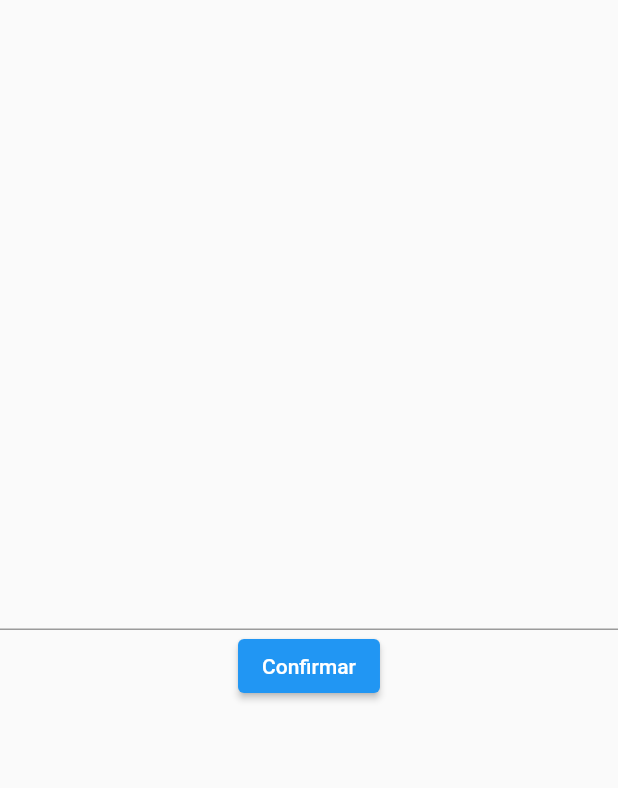
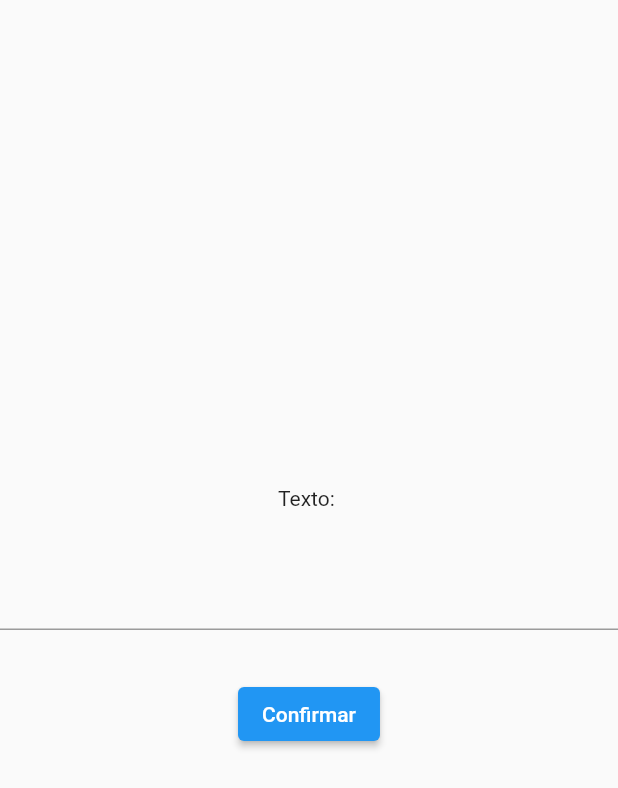
Before and after one commit to marcofontel/FlutterGetx, a Flutter app: the screen it shows after launch, on a phone screen of 412 x 824 dp. Shown: the top 788 px of the screen. Run offline on Flutter 3.47's test engine with Material 2 defaults, Android fonts, the phone set to English and light mode, and no system bars; our stand-ins replace get.

Commit message:
Ajuste de posicionamento

```diff
--- a/lib/main.dart
+++ b/lib/main.dart
@@ -21,11 +21,14 @@ class MyApp extends StatelessWidget {
             GetBuilder<ValueController>(
               init: valueController,
               builder: (ctrl) {
-                return Text(ctrl.textMain);
+                return Text('Texto: ${ctrl.textMain}');
               },
             ),
-            TextField(
-              controller: textController,
+            Padding(
+              padding: const EdgeInsets.symmetric(vertical: 32),
+              child: TextField(
+                controller: textController,
+              ),
             ),
             GetBuilder<ValueController>(
               init: valueController,
```
